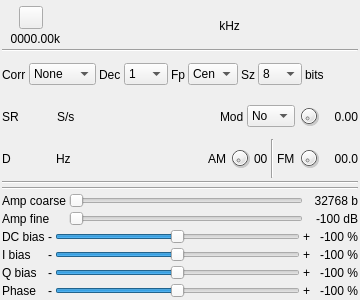
Old version of the form plugins/samplesource/testsource/testsourcegui.ui in the repository f4exb/sdrangel.
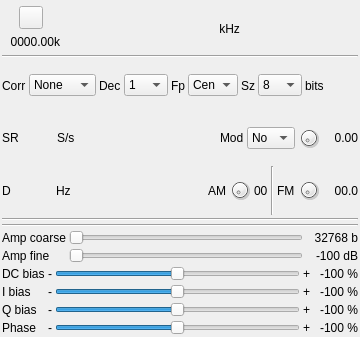
New version of the form. Icons and pictures are not drawn. Custom widgets are drawn as their Qt base class.

```diff
--- a/plugins/samplesource/testsource/testsourcegui.ui
+++ b/plugins/samplesource/testsource/testsourcegui.ui
@@ -7,7 +7,7 @@
     <x>0</x>
     <y>0</y>
     <width>360</width>
-    <height>300</height>
+    <height>337</height>
    </rect>
   </property>
   <property name="sizePolicy">
@@ -19,7 +19,7 @@
   <property name="minimumSize">
    <size>
     <width>360</width>
-    <height>300</height>
+    <height>0</height>
    </size>
   </property>
   <property name="font">
@@ -132,6 +132,9 @@
         <font>
          <family>Liberation Mono</family>
          <pointsize>16</pointsize>
+         <weight>50</weight>
+         <italic>false</italic>
+         <bold>false</bold>
         </font>
        </property>
        <property name="cursor">
@@ -403,6 +406,9 @@
         <font>
          <family>Liberation Mono</family>
          <pointsize>12</pointsize>
+         <weight>50</weight>
+         <italic>false</italic>
+         <bold>false</bold>
         </font>
        </property>
        <property name="cursor">
@@ -559,6 +565,9 @@
         <font>
          <family>Liberation Mono</family>
          <pointsize>12</pointsize>
+         <weight>50</weight>
+         <italic>false</italic>
+         <bold>false</bold>
         </font>
        </property>
        <property name="cursor">
```
Left out of the diff: 3 changed lines with no effect on the pictures.
